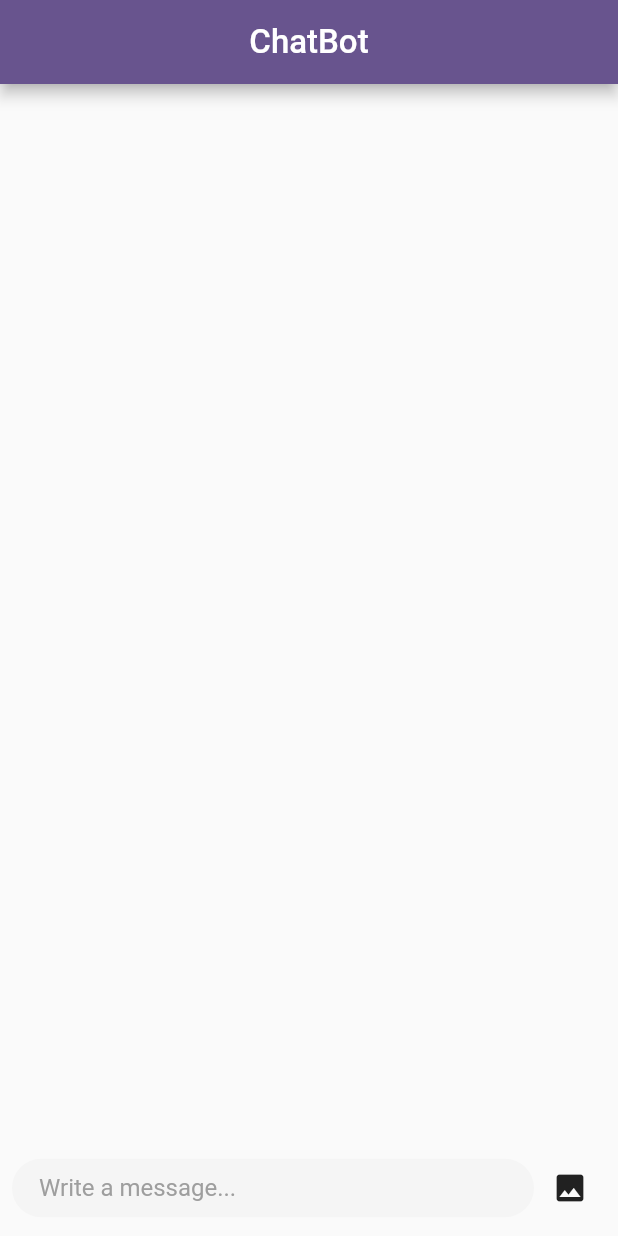
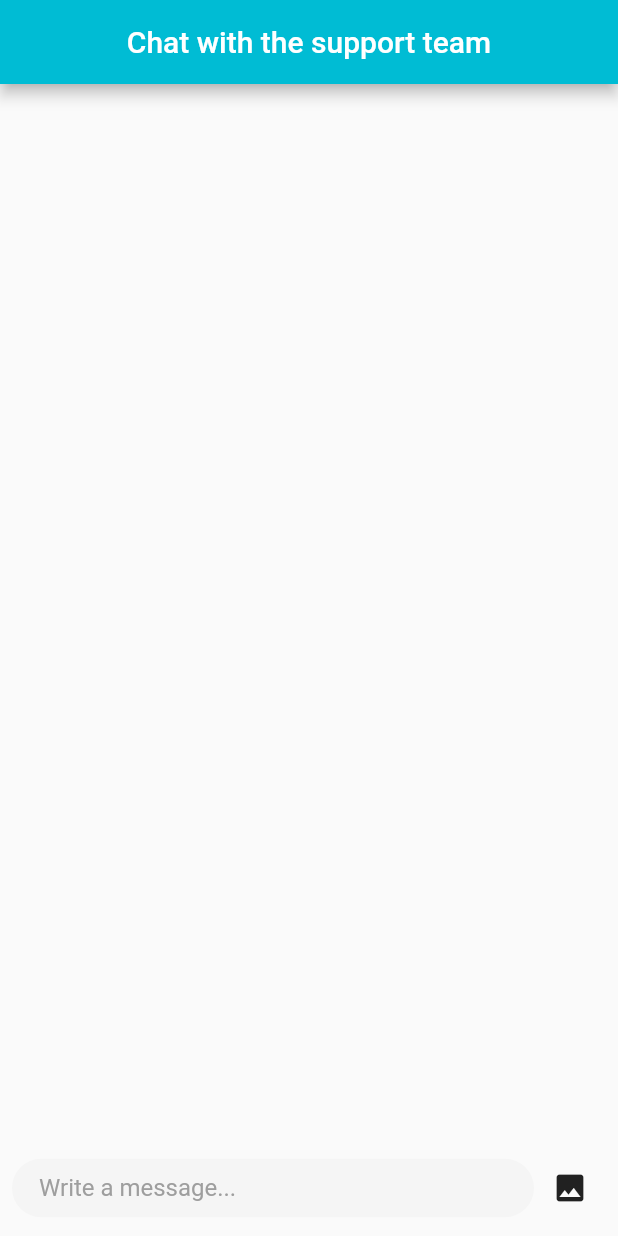
Before and after one commit to Muradali-786/chat-bot-app, a Flutter app: the screen it shows after launch, after a tap on the "image" icon, on a phone screen of 412 x 824 dp. Run offline on Flutter 3.47's test engine with Material 3 defaults, Android fonts, the phone set to English and light mode, and no system bars; drawn by our look-alikes of dash_chat_2; our stand-ins replace flutter_gemini, image_picker.

Commit message:
final commit

```diff
--- a/lib/main.dart
+++ b/lib/main.dart
@@ -2,7 +2,9 @@ import 'package:chat_bot_app/view/splash/splash.dart';
 import 'package:flutter/material.dart';
 import 'package:flutter_gemini/flutter_gemini.dart';
 
-const String googleAPIKey = 'place your api key here';
+
+const String googleAPIKey = 'PLACE-YOUR-API-KEY HERE';
+const logoUrl = 'assets/log.jpg';
 
 void main() {
   Gemini.init(apiKey: googleAPIKey);
@@ -17,8 +19,10 @@ class MyApp extends StatelessWidget {
   // This widget is the root of your application.
   @override
   Widget build(BuildContext context) {
+    imageLoading(context);
     return MaterialApp(
       title: 'Flutter Demo',
+      debugShowCheckedModeBanner: false,
       theme: ThemeData(
         colorScheme: ColorScheme.fromSeed(seedColor: Colors.deepPurple),
         useMaterial3: false,
@@ -27,3 +31,8 @@ class MyApp extends StatelessWidget {
     );
   }
 }
+
+void imageLoading(BuildContext context) async {
+  ImageProvider logo = const AssetImage(logoUrl);
+  await precacheImage(logo, context);
+}
--- a/lib/view/home/home.dart
+++ b/lib/view/home/home.dart
@@ -1,7 +1,6 @@
 import 'dart:io';
-import 'dart:typed_data';
-
 import 'package:dash_chat_2/dash_chat_2.dart';
+import 'package:flutter/foundation.dart';
 import 'package:flutter/material.dart';
 import 'package:flutter_gemini/flutter_gemini.dart';
 import 'package:image_picker/image_picker.dart';
@@ -16,16 +15,17 @@ class HomePage extends StatefulWidget {
 class _HomePageState extends State<HomePage> {
   List<ChatMessage> messages = [];
   final gemini = Gemini.instance;
-  ChatUser currentUser = ChatUser(
+  final ChatUser currentUser = ChatUser(
     id: '0',
-    firstName: 'user',
+    firstName: 'User',
     profileImage: 'https://i.pravatar.cc/1000?img=65',
   );
-  ChatUser geminiUser = ChatUser(
+  final ChatUser geminiUser = ChatUser(
     id: '1',
-    firstName: 'gemini',
+    firstName: 'Gemini',
     profileImage: 'assets/gemi.png',
   );
+  XFile? _selectedImage;
 
   @override
   Widget build(BuildContext context) {
@@ -33,9 +33,12 @@ class _HomePageState extends State<HomePage> {
       appBar: AppBar(
         centerTitle: true,
         automaticallyImplyLeading: false,
+        backgroundColor: Colors.cyan
+
+        ,
         title: const Text(
-          'ChatBot',
-          style: TextStyle(fontSize: 22),
+          'Chat with the support team',
+          style: TextStyle(fontSize: 20),
         ),
       ),
       body: SafeArea(
@@ -47,53 +50,94 @@ class _HomePageState extends State<HomePage> {
   Widget _buildUI() {
     return DashChat(
       currentUser: currentUser,
+
       inputOptions: InputOptions(
+
         trailing: [
           IconButton(
-            onPressed: _sentMediaMessage,
+            onPressed: _pickImage,
             icon: const Icon(Icons.image),
           )
         ],
       ),
-      onSend: _sendMessage,
+      onSend: _handleSend,
       messages: messages,
     );
   }
 
-  void _sendMessage(ChatMessage chatMessage) {
+  // Function to handle sending both text and images
+  void _handleSend(ChatMessage chatMessage) {
+    if (_selectedImage != null) {
+      _sendMediaMessage(chatMessage.text, _selectedImage!);
+      _selectedImage = null;  // Reset after sending
+    } else {
+      _sendTextMessage(chatMessage);
+    }
+  }
+
+  // Function to pick an image and then let the user input a description
+  void _pickImage() async {
+    final ImagePicker picker = ImagePicker();
+    _selectedImage = await picker.pickImage(source: ImageSource.camera);
+  }
+
+  // Function to send text-only messages
+  void _sendTextMessage(ChatMessage chatMessage) {
+    _addMessage(chatMessage);
+    _processMessage(chatMessage.text);
+  }
+
+  // Function to send text with images
+  void _sendMediaMessage(String text, XFile file) {
+    final ChatMessage chatMessage = ChatMessage(
+      user: currentUser,
+      createdAt: DateTime.now(),
+      text: text.isNotEmpty ? text : "[Image]",
+      medias: [
+        ChatMedia(
+          url: file.path,
+          fileName: "",
+          type: MediaType.image,
+        ),
+      ],
+    );
+    _addMessage(chatMessage);
+    _processMessage(text, file);
+  }
+
+  // Function to add a message to the chat
+  void _addMessage(ChatMessage chatMessage) {
     setState(() {
       messages = [chatMessage, ...messages];
     });
+  }
 
+  // Function to process the message, optionally with an image
+  void _processMessage(String text, [XFile? file]) async {
     try {
-      //getting only text from chatmessage
-      String question = chatMessage.text;
+      String question = text.isNotEmpty ? text : "Image attached";
+      List<Uint8List>? images;
 
-      // this is for getting images its optional field
-      List<Uint8List>? images;
-      if (chatMessage.medias?.isNotEmpty ?? false) {
-        images = [File(chatMessage.medias!.first.url).readAsBytesSync()];
+      if (file != null) {
+        images = [File(file.path).readAsBytesSync()];
       }
-      //listening to response continuously (streaming)
-      //here images is optional if you dont sent it will not count it
+
+      // Listening to the response continuously (streaming)
       gemini.streamGenerateContent(question, images: images).listen((event) {
         ChatMessage? lastMessage = messages.firstOrNull;
-        //checking if last message is from gemini is not null then we are continuously
-        //in the previous message
+
+        String response = event.content?.parts
+            ?.fold("", (previous, current) => "$previous ${current.text}") ??
+            "";
+
         if (lastMessage != null && lastMessage.user == geminiUser) {
           lastMessage = messages.removeAt(0);
-          String response = event.content?.parts?.fold(
-                  "", (previous, element) => "$previous ${element.text}") ??
-              "";
           lastMessage.text += response;
           setState(() {
             messages = [lastMessage!, ...messages];
           });
         } else {
-          String response = event.content?.parts?.fold(
-                  "", (previous, current) => "$previous ${current.text}") ??
-              "";
-          ChatMessage message = ChatMessage(
+          final ChatMessage message = ChatMessage(
             user: geminiUser,
             createdAt: DateTime.now(),
             text: response,
@@ -104,46 +148,9 @@ class _HomePageState extends State<HomePage> {
         }
       });
     } catch (e) {
-      print(e.toString());
-    }
-  }
-
-  //for picking media pictures
-
-  void _sentMediaMessage() async {
-    ImagePicker picker = ImagePicker();
-    XFile? file = await picker.pickImage(source: ImageSource.camera);
-
-    if (file != null) {
-      ChatMessage chatMessage = ChatMessage(
-        user: currentUser,
-        createdAt: DateTime.now(),
-        text: '',
-        medias: [
-          ChatMedia(
-            url: file.path,
-            fileName: "",
-            type: MediaType.image,
-          ),
-        ],
-      );
-
-      _sendMessage(chatMessage);
+      if (kDebugMode) {
+        print(e.toString());
+      }
     }
   }
 }
-
-// ElevatedButton(
-// onPressed: () async {
-// try {
-// await getResponse().then((e) {
-// print('here is the response that you printed');
-// print(e.toString());
-// });
-// } catch (e) {
-// print('here is the error i am getting ');
-// print(e.toString());
-// }
-// },
-// child: const Text('Generate'),
-// ),
--- a/lib/view/splash/splash.dart
+++ b/lib/view/splash/splash.dart
@@ -1,4 +1,5 @@
 import 'dart:async';
+import 'package:chat_bot_app/main.dart';
 import 'package:flutter/material.dart';
 import '../home/home.dart';
 
@@ -14,8 +15,8 @@ class _SplashState extends State<Splash> {
   void initState() {
     super.initState();
     Timer(
-      const Duration(seconds: 2),
-          () => Navigator.push(
+      const Duration(seconds: 3),
+      () => Navigator.push(
         context,
         MaterialPageRoute(builder: (context) => const HomePage()),
       ),
@@ -25,15 +26,18 @@ class _SplashState extends State<Splash> {
   @override
   Widget build(BuildContext context) {
     return const Scaffold(
-        body: Center(
-          child: Text(
-            'CHAT BOT',
-            style: TextStyle(
-              fontSize: 24,
-              color: Colors.black,
-            ),
+      backgroundColor: Colors.blueGrey,
+      body: SafeArea(
+        child: Center(
+          child: ClipOval(
+            child: Image(
+                height: 200,
+                width: 200,
+                fit: BoxFit.contain,
+                image: AssetImage(logoUrl)),
           ),
-        )
+        ),
+      ),
     );
   }
 }
```
Also changed, not shown: assets/log.jpg (added).
